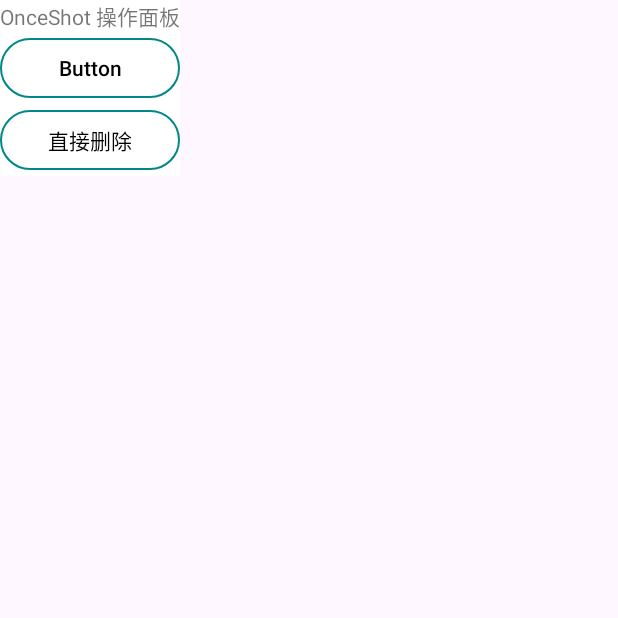
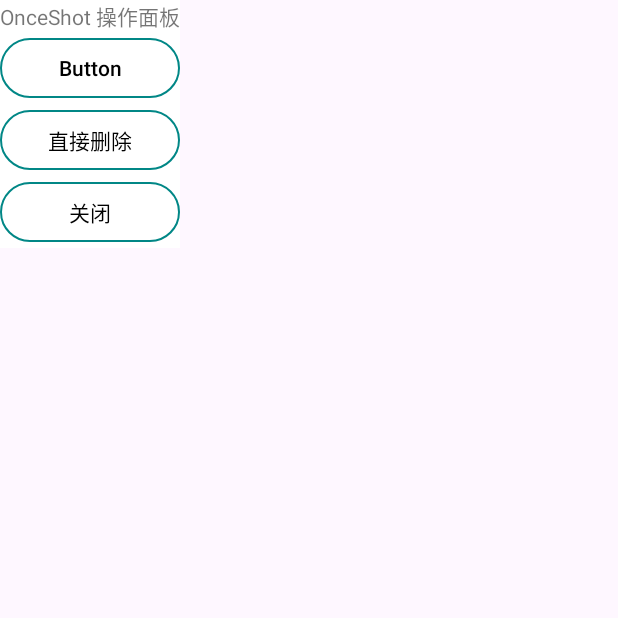
Before and after one commit to aquamarine5/OnceShot, an Android app built with Jetpack Compose: the FloatingDialog screen opened directly, with no data from a screen before it, on a phone screen of 412 x 824 dp, the top half of it. Run offline under Robolectric (Android 15) with nearby library versions, the phone set to English and light mode, and no system bars.

Commit message:
+btn_cancel

```diff
--- a/app/src/main/java/org/aquarngd/onceshot/FloatingDialog.kt
+++ b/app/src/main/java/org/aquarngd/onceshot/FloatingDialog.kt
@@ -18,23 +18,5 @@ class FloatingDialog : AppCompatActivity() {
     override fun onCreate(savedInstanceState: Bundle?) {
         super.onCreate(savedInstanceState)
         setContentView(R.layout.activity_floating_dialog)
-        Log.d(classTag, "Start FloatingDialog")
-        btnDeleteDirectly = findViewById(R.id.btn_delete_directly)
-        btnDeleteShare = findViewById(R.id.btn_delete_after_share)
-        btnDeleteDirectly?.setOnClickListener {
-            sendForegroundServiceIntent(ForegroundService.INTENT_DELETE_DIRECTLY)
-            Log.d(classTag, "Call ForegroundService INTENT_DELETE_DIRECTLY")
-        }
-        btnDeleteShare?.setOnClickListener {
-            sendForegroundServiceIntent(ForegroundService.INTENT_SHARE_DELETE)
-            Log.d(classTag, "Call ForegroundService INTENT_SHARE_DELETE")
-        }
-    }
-
-    private fun sendForegroundServiceIntent(intentType: Int) {
-        startActivity(Intent().apply {
-            setClass(applicationContext, ForegroundService::class.java)
-            putExtra(ForegroundService.intent_type_id, intentType)
-        })
     }
 }
--- a/app/src/main/java/org/aquarngd/onceshot/ForegroundService.kt
+++ b/app/src/main/java/org/aquarngd/onceshot/ForegroundService.kt
@@ -221,6 +221,10 @@ class ForegroundService : Service() {
         contentView!!.apply {
             val btnDeleteDirectly = findViewById<MaterialButton>(R.id.btn_delete_directly)
             val btnDeleteShare = findViewById<MaterialButton>(R.id.btn_delete_after_share)
+            val btnClose=findViewById<MaterialButton>(R.id.btn_close)
+            btnClose?.setOnClickListener {
+                closeFloatingWindow()
+            }
             btnDeleteDirectly?.setOnClickListener {
                 Log.d(FloatingDialog.classTag, "Call ForegroundService INTENT_DELETE_DIRECTLY")
                 deleteImage()
--- a/app/src/main/res/layout/activity_floating_dialog.xml
+++ b/app/src/main/res/layout/activity_floating_dialog.xml
@@ -40,6 +40,16 @@
         android:textSize="14sp"
         app:strokeColor="@color/teal_700" />
 
+    <com.google.android.material.button.MaterialButton
+        android:id="@+id/btn_close"
+        style="@style/Widget.Material3.Button.OutlinedButton"
+        android:layout_width="match_parent"
+        android:layout_height="0dp"
+        android:layout_weight="1"
+        android:text="@string/floatingdialog_btn_close"
+        android:textColor="#000000"
+        android:textSize="14sp"
+        app:strokeColor="@color/teal_700" />
     <ScrollView
         android:layout_width="match_parent"
         android:layout_height="wrap_content">
--- a/app/src/main/res/values/strings.xml
+++ b/app/src/main/res/values/strings.xml
@@ -31,5 +31,6 @@
     <string name="mainwindow_onceshot_creation_text">作者：@aquamarine5 (@海蓝色的咕咕鸽)</string>
     <string name="mainwindow_onceshot_compose_title">OnceShot 使用推荐用于构建原生 Android 界面的新工具包 Jetpack Compose 开发</string>
     <string name="mainwindow_onceshot_compose_text">OnceShot 遵循 Material Design 3 设计理念</string>
+    <string name="floatingdialog_btn_close">关闭</string>
 
 </resources>
```
Also changed, not shown: 2 other files.
